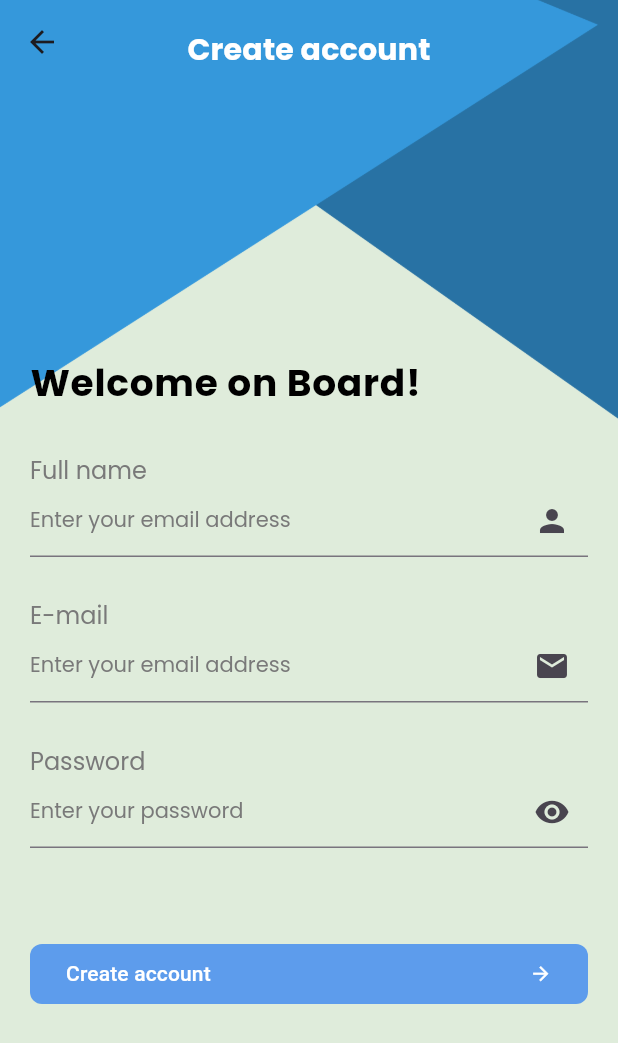
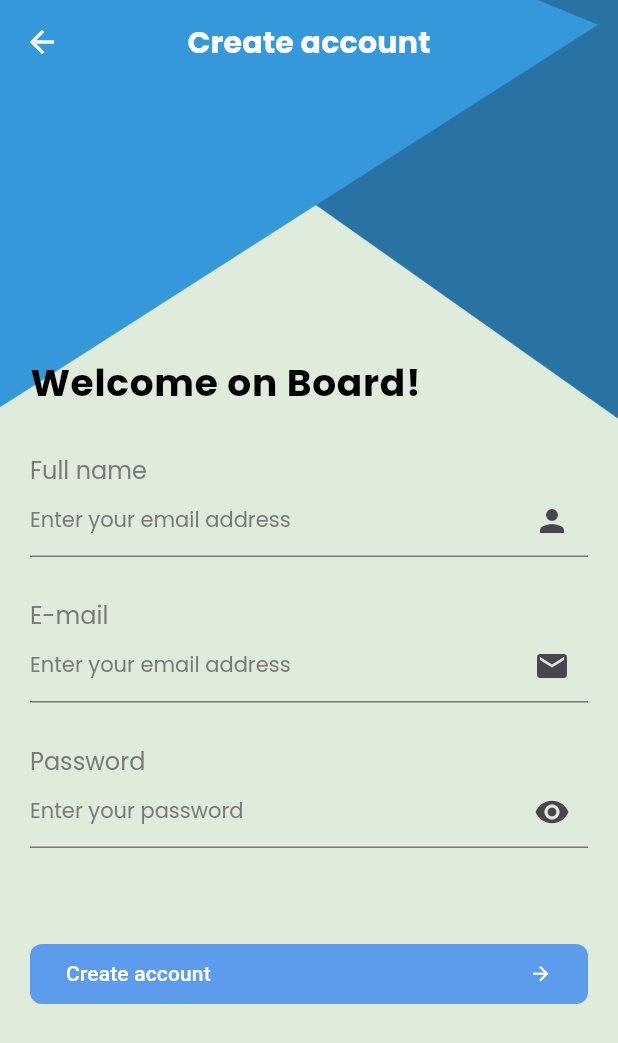
Before and after one commit to motazyusuf/Todo_App, a Flutter app: the screen it shows after launch, after a tap on "Login", after a tap on "Create new account ?", on a phone screen of 412 x 824 dp. Shown: the top 1043 px of the screen. Run offline on Flutter 3.47's test engine with Material 3 defaults, Android fonts, the phone set to English and light mode, and no system bars.

Commit message:
Registration ui done

```diff
--- a/lib/core/application_theme_manager.dart
+++ b/lib/core/application_theme_manager.dart
@@ -13,7 +13,9 @@ class ApplicationThemeManager {
         style: FilledButton.styleFrom(backgroundColor: primaryColor,
             shape: RoundedRectangleBorder(borderRadius: BorderRadius.circular(8)))),
     scaffoldBackgroundColor: Colors.transparent,
-    appBarTheme: AppBarTheme(backgroundColor: Colors.transparent),
+    appBarTheme: AppBarTheme(
+        backgroundColor: Colors.transparent,
+        iconTheme: IconThemeData(color: Colors.white)),
     textTheme: const TextTheme(
       // Title
       titleLarge: TextStyle(
--- a/lib/modules/login/login_view.dart
+++ b/lib/modules/login/login_view.dart
@@ -1,5 +1,3 @@
-import 'dart:ffi';
-
 import 'package:flutter/material.dart';
 import 'package:flutter/services.dart';
 import 'package:todo_app/core/pages_route_name.dart';
@@ -35,13 +33,10 @@ class _LoginViewState extends State<LoginView> {
         child: Scaffold(
           appBar: AppBar(
             centerTitle: true,
-            title: Padding(
-              padding: const EdgeInsets.only(top: 10.0),
-              child: Text(
-                textAlign: TextAlign.center,
-                "Login",
-                style: theme.textTheme.titleMedium,
-              ),
+            title: Text(
+              textAlign: TextAlign.center,
+              "Login",
+              style: theme.textTheme.titleMedium,
             ),
           ),
           body: Padding(
--- a/lib/modules/registration/registration_view.dart
+++ b/lib/modules/registration/registration_view.dart
@@ -32,13 +32,10 @@ class _RegistrationViewState extends State<RegistrationView> {
         child: Scaffold(
           appBar: AppBar(
             centerTitle: true,
-            title: Padding(
-              padding: const EdgeInsets.only(top: 10.0),
-              child: Text(
-                textAlign: TextAlign.center,
-                "Create account",
-                style: theme.textTheme.titleMedium,
-              ),
+            title: Text(
+              textAlign: TextAlign.center,
+              "Create account",
+              style: theme.textTheme.titleMedium,
             ),
           ),
           body: Padding(
```
